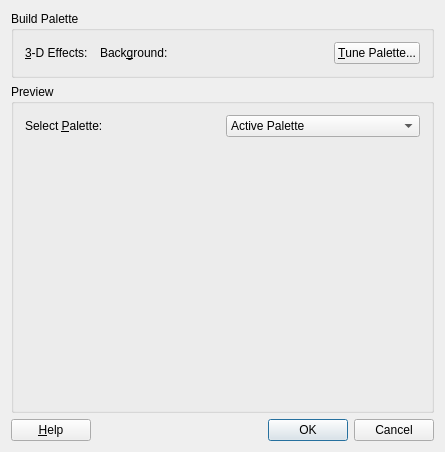
Qt form tools/designer/src/components/propertyeditor/paletteeditor.ui (Fat-Zer/qt4-historical) before a commit.
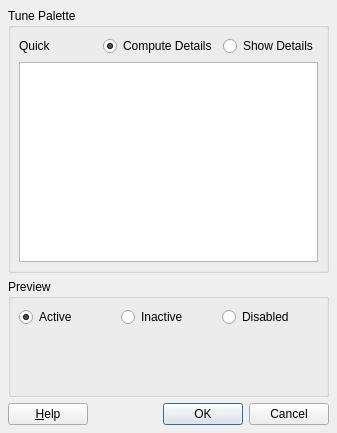
The same form after that commit. Custom widgets are drawn as their Qt base class.

```diff
--- a/tools/designer/src/components/propertyeditor/paletteeditor.ui
+++ b/tools/designer/src/components/propertyeditor/paletteeditor.ui
@@ -8,8 +8,8 @@
    <rect>
     <x>0</x>
     <y>0</y>
-    <width>445</width>
-    <height>452</height>
+    <width>337</width>
+    <height>433</height>
    </rect>
   </property>
   <property name="sizePolicy" >
@@ -25,77 +25,39 @@
   </property>
   <layout class="QVBoxLayout" >
    <property name="margin" >
-    <number>11</number>
+    <number>8</number>
    </property>
    <property name="spacing" >
     <number>6</number>
    </property>
    <item>
-    <widget class="QGroupBox" name="groupAutoPalette" >
-     <property name="geometry" >
-      <rect>
-       <x>11</x>
-       <y>11</y>
-       <width>423</width>
-       <height>62</height>
-      </rect>
+    <widget class="QGroupBox" name="advancedBox" >
+     <property name="minimumSize" >
+      <size>
+       <width>0</width>
+       <height>0</height>
+      </size>
      </property>
-     <property name="sizePolicy" >
-      <sizepolicy>
-       <hsizetype>5</hsizetype>
-       <vsizetype>4</vsizetype>
-       <horstretch>0</horstretch>
-       <verstretch>0</verstretch>
-      </sizepolicy>
+     <property name="maximumSize" >
+      <size>
+       <width>16777215</width>
+       <height>16777215</height>
+      </size>
      </property>
      <property name="title" >
-      <string>Build Palette</string>
+      <string>Tune Palette</string>
      </property>
-     <layout class="QHBoxLayout" >
+     <layout class="QGridLayout" >
       <property name="margin" >
-       <number>11</number>
+       <number>8</number>
       </property>
       <property name="spacing" >
        <number>6</number>
       </property>
-      <item>
-       <widget class="QLabel" name="labelMainColor" >
-        <property name="geometry" >
-         <rect>
-          <x>13</x>
-          <y>23</y>
-          <width>70</width>
-          <height>26</height>
-         </rect>
-        </property>
-        <property name="sizePolicy" >
-         <sizepolicy>
-          <hsizetype>1</hsizetype>
-          <vsizetype>1</vsizetype>
-          <horstretch>0</horstretch>
-          <verstretch>0</verstretch>
-         </sizepolicy>
-        </property>
-        <property name="minimumSize" >
-         <size>
-          <width>50</width>
-          <height>0</height>
-         </size>
-        </property>
-        <property name="lineWidth" >
-         <number>1</number>
-        </property>
-        <property name="midLineWidth" >
-         <number>0</number>
-        </property>
+      <item row="0" column="0" >
+       <widget class="QLabel" name="label" >
         <property name="text" >
-         <string>&amp;3-D Effects:</string>
-        </property>
-        <property name="margin" >
-         <number>0</number>
-        </property>
-        <property name="buddy" >
-         <cstring>buttonMainColor</cstring>
+         <string>Quick</string>
         </property>
        </widget>
       </item>
@@ -128,112 +90,30 @@
         </property>
        </widget>
       </item>
-      <item>
-       <widget class="QLabel" name="labelMainColor2" >
-        <property name="geometry" >
-         <rect>
-          <x>95</x>
-          <y>23</y>
-          <width>77</width>
-          <height>26</height>
-         </rect>
+      <item row="0" column="2" >
+       <widget class="QRadioButton" name="computeRadio" >
+        <property name="text" >
+         <string>Compute Details</string>
         </property>
-        <property name="sizePolicy" >
-         <sizepolicy>
-          <hsizetype>1</hsizetype>
-          <vsizetype>1</vsizetype>
-          <horstretch>0</horstretch>
-          <verstretch>0</verstretch>
-         </sizepolicy>
+        <property name="checked" >
+         <bool>true</bool>
         </property>
+       </widget>
+      </item>
+      <item row="0" column="3" >
+       <widget class="QRadioButton" name="detailsRadio" >
+        <property name="text" >
+         <string>Show Details</string>
+        </property>
+       </widget>
+      </item>
+      <item row="1" column="0" colspan="4" >
+       <widget class="QTreeView" name="paletteView" >
         <property name="minimumSize" >
          <size>
-          <width>50</width>
-          <height>0</height>
+          <width>0</width>
+          <height>200</height>
          </size>
-        </property>
-        <property name="lineWidth" >
-         <number>1</number>
-        </property>
-        <property name="midLineWidth" >
-         <number>0</number>
-        </property>
-        <property name="text" >
-         <string>Back&amp;ground:</string>
-        </property>
-        <property name="margin" >
-         <number>0</number>
-        </property>
-        <property name="buddy" >
-         <cstring>buttonMainColor2</cstring>
-        </property>
-       </widget>
-      </item>
-      <item>
-        <widget class="qdesigner_internal::StyledButton" name="buttonMainColor2" >
-        <property name="geometry" >
-         <rect>
-          <x>178</x>
-          <y>23</y>
-          <width>800</width>
-          <height>480</height>
-         </rect>
-        </property>
-        <property name="sizePolicy" >
-         <sizepolicy>
-          <hsizetype>0</hsizetype>
-          <vsizetype>0</vsizetype>
-          <horstretch>0</horstretch>
-          <verstretch>0</verstretch>
-         </sizepolicy>
-        </property>
-        <property name="focusPolicy" >
-         <enum>Qt::StrongFocus</enum>
-        </property>
-        <property name="toolTip" >
-         <string>Choose a color</string>
-        </property>
-        <property name="whatsThis" >
-         <string>Choose the background color for the generated palette.</string>
-        </property>
-       </widget>
-      </item>
-      <item>
-       <spacer>
-        <property name="geometry" >
-         <rect>
-          <x>184</x>
-          <y>23</y>
-          <width>132</width>
-          <height>26</height>
-         </rect>
-        </property>
-        <property name="orientation" >
-         <enum>Qt::Horizontal</enum>
-        </property>
-        <property name="sizeType" >
-         <enum>QSizePolicy::Expanding</enum>
-        </property>
-        <property name="sizeHint" >
-         <size>
-          <width>20</width>
-          <height>20</height>
-         </size>
-        </property>
-       </spacer>
-      </item>
-      <item>
-       <widget class="QPushButton" name="btnAdvanced" >
-        <property name="geometry" >
-         <rect>
-          <x>322</x>
-          <y>23</y>
-          <width>88</width>
-          <height>26</height>
-         </rect>
-        </property>
-        <property name="text" >
-         <string>&amp;Tune Palette...</string>
         </property>
        </widget>
       </item>
@@ -242,14 +122,6 @@
    </item>
    <item>
     <widget class="QGroupBox" name="GroupBox126" >
-     <property name="geometry" >
-      <rect>
-       <x>11</x>
-       <y>79</y>
-       <width>423</width>
-       <height>328</height>
-      </rect>
-     </property>
      <property name="sizePolicy" >
       <sizepolicy>
        <hsizetype>5</hsizetype>
@@ -261,78 +133,39 @@
      <property name="title" >
       <string>Preview</string>
      </property>
-     <layout class="QVBoxLayout" >
+     <layout class="QGridLayout" >
       <property name="margin" >
-       <number>11</number>
+       <number>8</number>
       </property>
       <property name="spacing" >
        <number>6</number>
       </property>
-      <item>
-       <layout class="QHBoxLayout" >
-        <property name="margin" >
-         <number>0</number>
+      <item row="0" column="2" >
+       <widget class="QRadioButton" name="disabledRadio" >
+        <property name="text" >
+         <string>Disabled</string>
         </property>
-        <property name="spacing" >
-         <number>6</number>
+       </widget>
+      </item>
+      <item row="0" column="1" >
+       <widget class="QRadioButton" name="inactiveRadio" >
+        <property name="text" >
+         <string>Inactive</string>
         </property>
-        <item>
-         <widget class="QLabel" name="TextLabel1" >
-          <property name="geometry" >
-           <rect>
-            <x>0</x>
-            <y>0</y>
-            <width>196</width>
-            <height>143</height>
-           </rect>
-          </property>
-          <property name="text" >
-           <string>Select &amp;Palette:</string>
-          </property>
-          <property name="buddy" >
-           <cstring>paletteCombo</cstring>
-          </property>
-         </widget>
-        </item>
-        <item>
-         <widget class="QComboBox" name="paletteCombo" >
-          <property name="geometry" >
-           <rect>
-            <x>202</x>
-            <y>59</y>
-            <width>195</width>
-            <height>25</height>
-           </rect>
-          </property>
-          <item>
-           <property name="text" >
-            <string>Active Palette</string>
-           </property>
-          </item>
-          <item>
-           <property name="text" >
-            <string>Inactive Palette</string>
-           </property>
-          </item>
-          <item>
-           <property name="text" >
-            <string>Disabled Palette</string>
-           </property>
-          </item>
-         </widget>
-        </item>
-       </layout>
+       </widget>
       </item>
-      <item>
-        <widget class="qdesigner_internal::PreviewFrame" name="previewFrame" >
-        <property name="geometry" >
-         <rect>
-          <x>13</x>
-          <y>172</y>
-          <width>800</width>
-          <height>480</height>
-         </rect>
+      <item row="0" column="0" >
+       <widget class="QRadioButton" name="activeRadio" >
+        <property name="text" >
+         <string>Active</string>
         </property>
+        <property name="checked" >
+         <bool>true</bool>
+        </property>
+       </widget>
+      </item>
+      <item row="1" column="0" colspan="3" >
+       <widget class="qdesigner_internal::PreviewFrame" name="previewFrame" >
         <property name="sizePolicy" >
          <sizepolicy>
           <hsizetype>7</hsizetype>
@@ -356,14 +189,6 @@
      </property>
      <item>
       <widget class="QPushButton" name="buttonHelp" >
-       <property name="geometry" >
-        <rect>
-         <x>0</x>
-         <y>0</y>
-         <width>77</width>
-         <height>28</height>
-        </rect>
-       </property>
        <property name="text" >
         <string>&amp;Help</string>
        </property>
@@ -374,14 +199,6 @@
      </item>
      <item>
       <spacer>
-       <property name="geometry" >
-        <rect>
-         <x>83</x>
-         <y>0</y>
-         <width>174</width>
-         <height>28</height>
-        </rect>
-       </property>
        <property name="orientation" >
         <enum>Qt::Horizontal</enum>
        </property>
@@ -398,14 +215,6 @@
      </item>
      <item>
       <widget class="QPushButton" name="buttonOk" >
-       <property name="geometry" >
-        <rect>
-         <x>263</x>
-         <y>0</y>
-         <width>77</width>
-         <height>28</height>
-        </rect>
-       </property>
        <property name="whatsThis" >
         <string>Close the dialog and apply all the changes.</string>
        </property>
@@ -422,14 +231,6 @@
      </item>
      <item>
       <widget class="QPushButton" name="buttonCancel" >
-       <property name="geometry" >
-        <rect>
-         <x>346</x>
-         <y>0</y>
-         <width>77</width>
-         <height>28</height>
-        </rect>
-       </property>
        <property name="whatsThis" >
         <string>Close the dialog and discard any changes.</string>
        </property>
```
Left out of the diff: 40 changed lines with no effect on the pictures.
